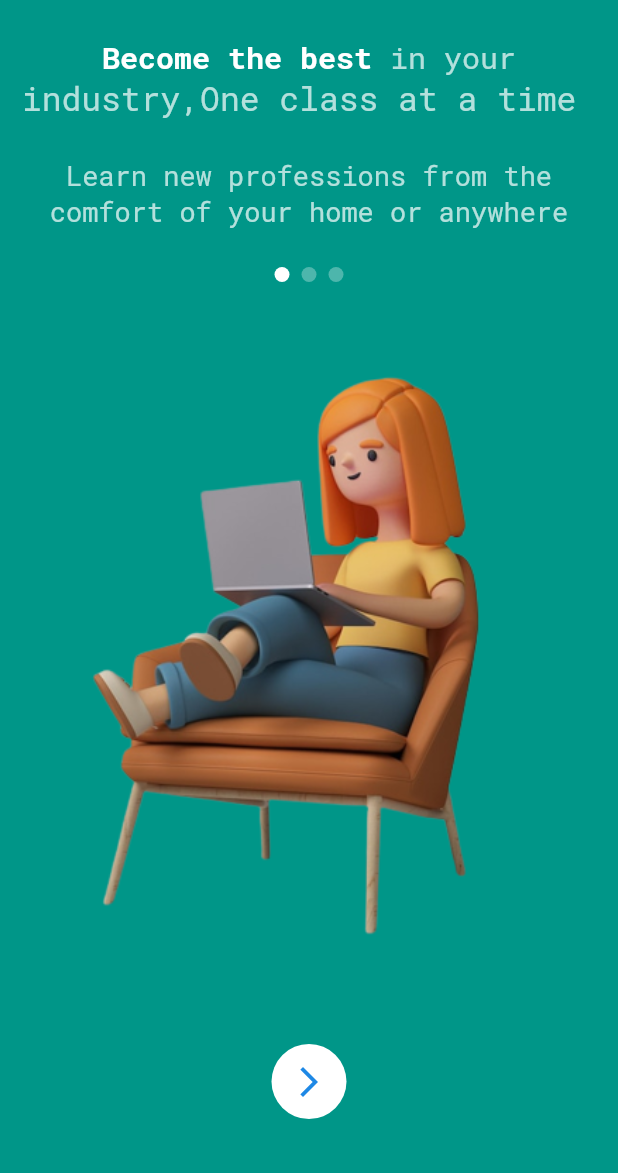
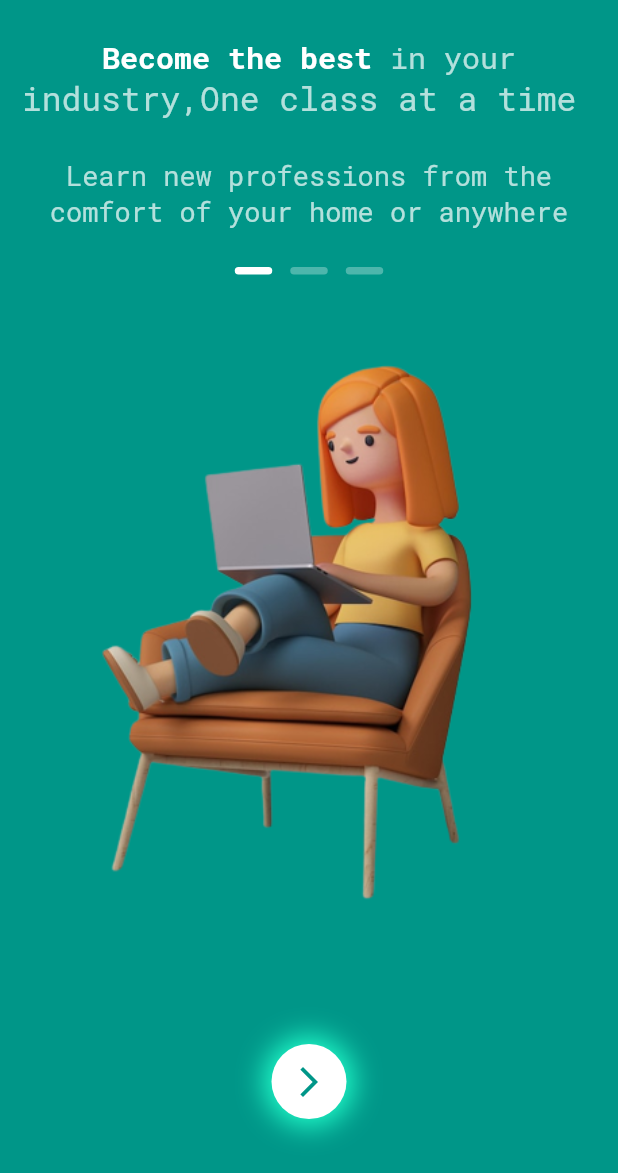
Before and after one commit to tirthkp/Books-App-intro-Flutter, a Flutter app: the screen it shows after launch, on a phone screen of 412 x 824 dp, the part 63-1236 px from its top. Run offline on Flutter 3.47's test engine with Material 2 defaults, Android fonts, the light colour scheme and no system bars; drawn by our look-alikes of smooth_page_indicator; our stand-ins replace google_fonts.

Commit message:
page indicator updated

```diff
--- a/lib/pages/intro_page.dart
+++ b/lib/pages/intro_page.dart
@@ -102,14 +102,15 @@ class IntroPage extends StatelessWidget {
                 effect: const WormEffect(
                   dotColor: Colors.white30,
                   activeDotColor: Colors.white,
-                  dotHeight: 10,
-                  dotWidth: 10,
+                  dotHeight: 5,
+                  dotWidth: 25,
                   type: WormType.thin,
+                  spacing: 12,
                 ),
               ),
               Image.asset(
                 'images/1.png',
-                height: 470,
+                height: 450,
                 width: double.infinity,
                 fit: BoxFit.fitHeight,
               ),
@@ -122,13 +123,20 @@ class IntroPage extends StatelessWidget {
         child: Container(
           height: 50,
           width: 50,
-          decoration: BoxDecoration(
+          decoration: const BoxDecoration(
             color: Colors.white,
-            borderRadius: BorderRadius.circular(30),
+            shape: BoxShape.circle,
+            boxShadow: [
+              BoxShadow(
+                color: Color.fromARGB(255, 33, 255, 203),
+                blurRadius: 15,
+                spreadRadius: 5,
+              ),
+            ],
           ),
-          child: Icon(
+          child: const Icon(
             Icons.arrow_forward_ios_outlined,
-            color: Colors.blue[600],
+            color: Colors.teal,
           ),
         ),
       ),
```
